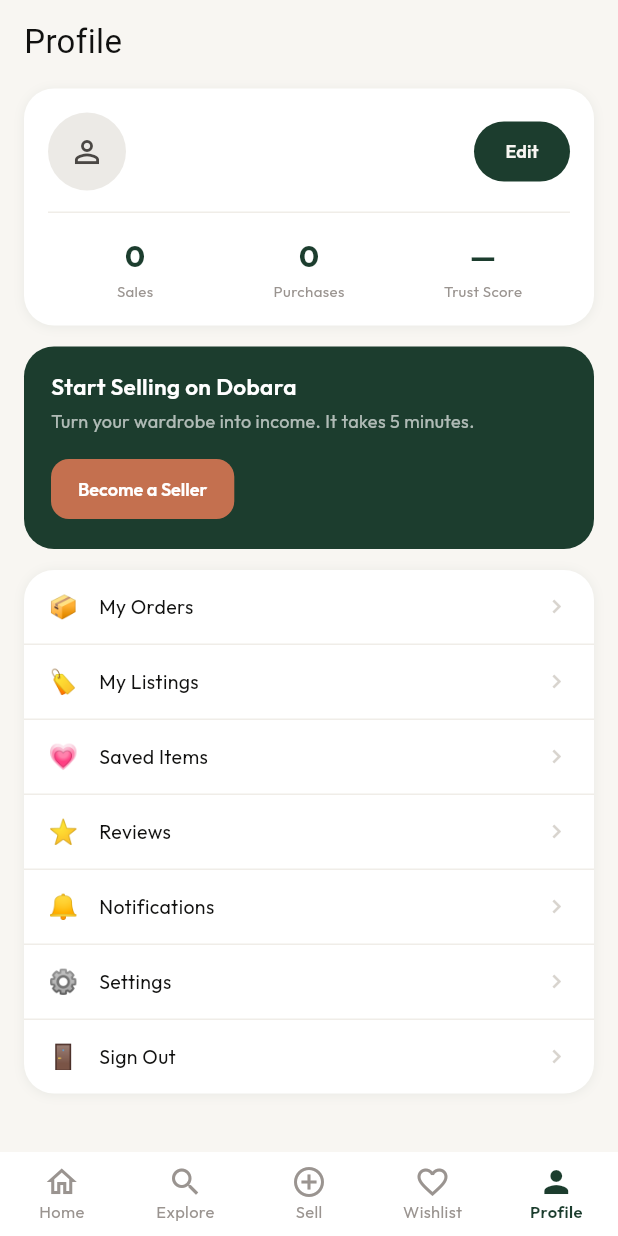
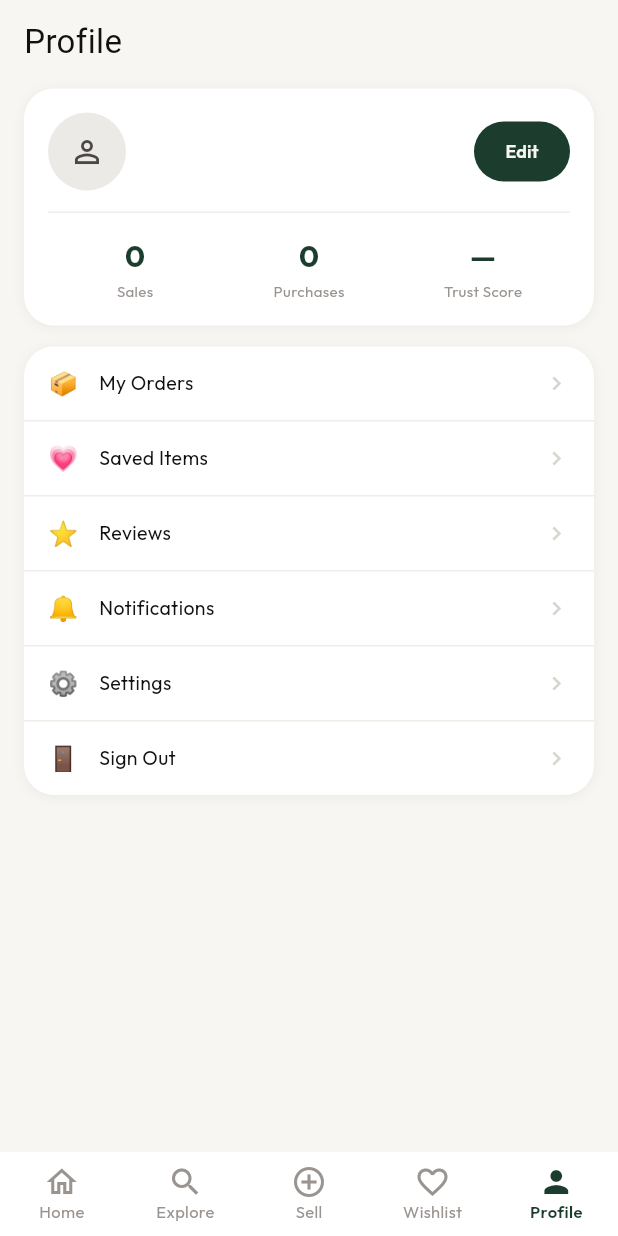
Before and after one commit to fahad2bhatti/dobara, a Flutter app: the ProfileScreen screen opened by its route, on a phone screen of 412 x 824 dp. Run offline on Flutter 3.47's test engine with Material 3 defaults, Android fonts, the light colour scheme and no system bars; our stand-ins replace cached_network_image, cloud_firestore, firebase_auth, firebase_core, flutter_riverpod, go_router and 2 more; accounts and stored records are empty; network calls fail; Roboto replaces fonts that are missing (Instrument Serif).

Commit message:
Restrict listing creation to admin only (scope change)

```diff
--- a/lib/core/router/app_router.dart
+++ b/lib/core/router/app_router.dart
@@ -91,6 +91,12 @@
       final isAdminRoute = state.matchedLocation == '/admin' ||
           state.matchedLocation.startsWith('/admin/');
       if (isAdminRoute && !ref.read(isAdminProvider)) {
+        return '/home';
+      }
+
+      // Scope change: only admin can create listings now (Dobara is no
+      // longer peer-to-peer). Non-admins hitting /sell get bounced home.
+      if (state.matchedLocation == '/sell' && !ref.read(isAdminProvider)) {
         return '/home';
       }
 
--- a/lib/core/router/app_shell_scaffold.dart
+++ b/lib/core/router/app_shell_scaffold.dart
@@ -1,25 +1,47 @@
 import 'package:flutter/material.dart';
+import 'package:flutter_riverpod/flutter_riverpod.dart';
 import 'package:go_router/go_router.dart';
+import '../../features/auth/domain/auth_provider.dart';
 import '../../shared/widgets/bottom_nav_bar.dart';
+
+/// Index of the Sell tab within the bottom nav / StatefulShellRoute branches.
+/// Keep in sync with the branch order in app_router.dart.
+const _sellTabIndex = 2;
+
 /// Wraps StatefulShellRoute's branch navigator with the bottom nav bar.
 /// Each tab keeps its own navigation stack (so switching tabs doesn't
 /// lose scroll position / pushed screens on the other tabs).
-class AppShellScaffold extends StatelessWidget {
+class AppShellScaffold extends ConsumerWidget {
   final StatefulNavigationShell navigationShell;
 
   const AppShellScaffold({super.key, required this.navigationShell});
 
   @override
-  Widget build(BuildContext context) {
+  Widget build(BuildContext context, WidgetRef ref) {
+    final isAdmin = ref.watch(isAdminProvider);
+
     return Scaffold(
       body: navigationShell,
       bottomNavigationBar: AppBottomNavBar(
         currentIndex: navigationShell.currentIndex,
-        onTap: (index) => navigationShell.goBranch(
-          index,
-          // Tapping the already-active tab pops back to its root.
-          initialLocation: index == navigationShell.currentIndex,
-        ),
+        onTap: (index) {
+          // Scope change: only the Dobara admin account can create
+          // listings. Non-admins tapping Sell get a clear message
+          // instead of silently bouncing to Home via the router redirect.
+          if (index == _sellTabIndex && !isAdmin) {
+            ScaffoldMessenger.of(context).showSnackBar(
+              const SnackBar(
+                content: Text('Only the Dobara team can list items right now.'),
+              ),
+            );
+            return;
+          }
+          navigationShell.goBranch(
+            index,
+            // Tapping the already-active tab pops back to its root.
+            initialLocation: index == navigationShell.currentIndex,
+          );
+        },
       ),
     );
   }
--- a/lib/features/profile/presentation/screens/profile_screen.dart
+++ b/lib/features/profile/presentation/screens/profile_screen.dart
@@ -22,7 +22,7 @@
 
     final menuItems = <List<String>>[
       ['📦', 'My Orders'],
-      ['🏷️', 'My Listings'],
+      if (isAdmin) ['🏷️', 'My Listings'],
       ['💗', 'Saved Items'],
       ['⭐', 'Reviews'],
       ['🔔', 'Notifications'],
@@ -150,58 +150,6 @@
               ),
               const SizedBox(height: 14),
 
-              // ── Become a seller ────────────────────────
-              Container(
-                width: double.infinity,
-                padding: const EdgeInsets.fromLTRB(18, 16, 18, 16),
-                decoration: BoxDecoration(
-                  color: AppColors.primary,
-                  borderRadius: BorderRadius.circular(20),
-                ),
-                child: Column(
-                  crossAxisAlignment: CrossAxisAlignment.start,
-                  children: [
-                    const Text(
-                      'Start Selling on Dobara',
-                      style: TextStyle(
-                        fontSize: 15,
-                        fontWeight: FontWeight.w600,
-                        color: Colors.white,
-                      ),
-                    ),
-                    const SizedBox(height: 4),
-                    Text(
-                      'Turn your wardrobe into income. It takes 5 minutes.',
-                      style: TextStyle(
-                        fontSize: 12,
-                        color: Colors.white.withValues(alpha: 0.65),
-                        height: 1.5,
-                      ),
-                    ),
-                    const SizedBox(height: 12),
-                    ElevatedButton(
-                      onPressed: () {},
-                      style: ElevatedButton.styleFrom(
-                        backgroundColor: AppColors.accent,
-                        foregroundColor: Colors.white,
-                        padding: const EdgeInsets.symmetric(
-                            horizontal: 18, vertical: 8),
-                        shape: RoundedRectangleBorder(
-                          borderRadius: BorderRadius.circular(12),
-                        ),
-                        elevation: 0,
-                      ),
-                      child: const Text(
-                        'Become a Seller',
-                        style: TextStyle(
-                            fontSize: 12, fontWeight: FontWeight.w600),
-                      ),
-                    ),
-                  ],
-                ),
-              ),
-              const SizedBox(height: 14),
-
               // ── Menu ────────────────────────────────────
               Container(
                 clipBehavior: Clip.antiAlias,
```
Also changed, not shown: 1 other file.
